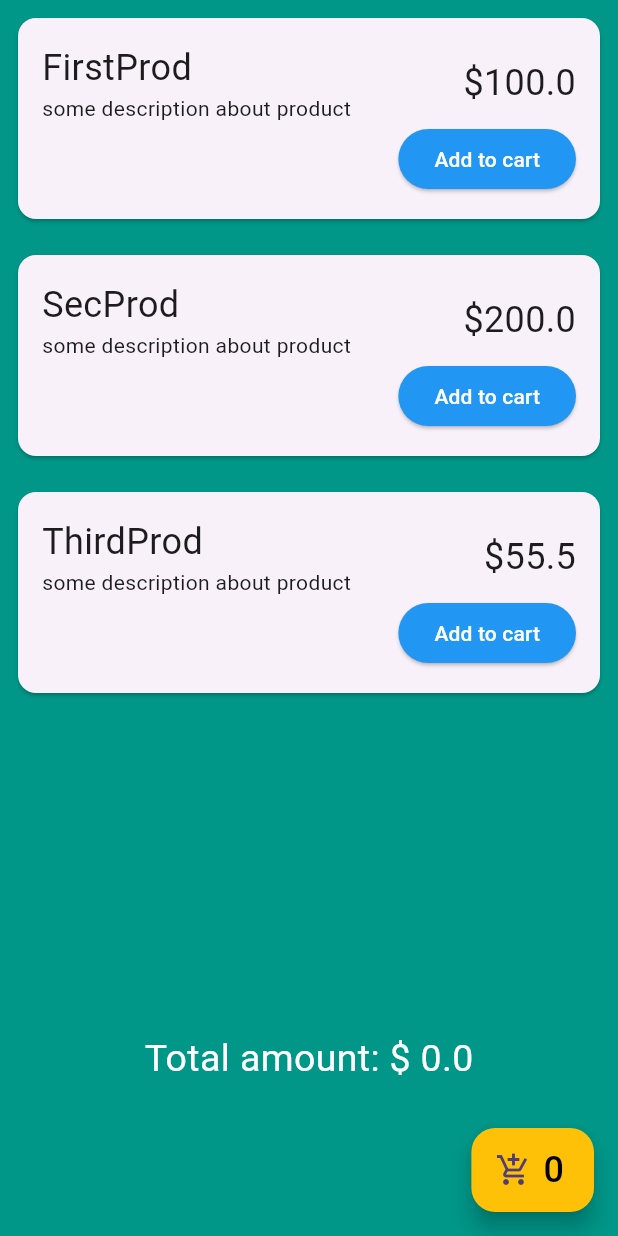
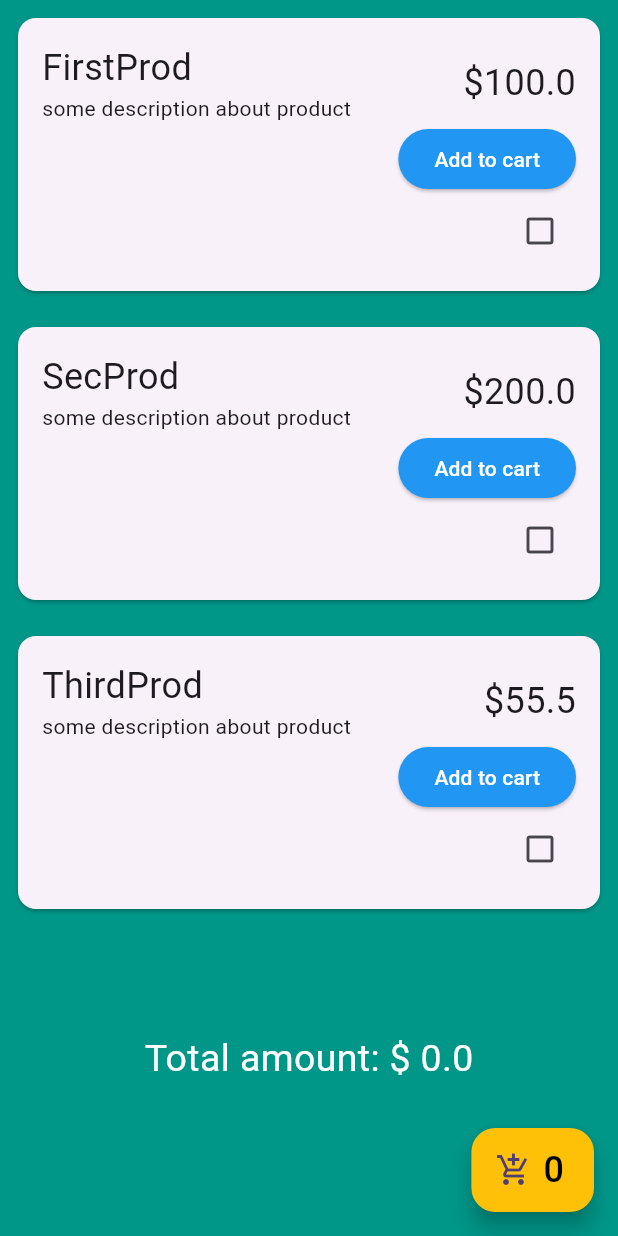
Before and after one commit to Orik-dev/get_x_state, a Flutter app: the screen it shows after launch, on a phone screen of 412 x 824 dp. Run offline on Flutter 3.47's test engine with Material 3 defaults, Android fonts, the phone set to English and light mode, and no system bars; our stand-ins replace get.

Commit message:
booleanObxIconBtn

```diff
--- a/lib/models/product.dart
+++ b/lib/models/product.dart
@@ -1,3 +1,5 @@
+import 'package:get/get.dart';
+
 class Product {
   final int id;
   final String productName;
@@ -11,4 +13,6 @@
       required this.productImage,
       required this.productDescription,
       required this.price});
+
+  final isFavorite = false.obs;
 }
--- a/lib/views/shopping_page.dart
+++ b/lib/views/shopping_page.dart
@@ -71,6 +71,17 @@
                               ),
                               child: const Text("Add to cart"),
                             ),
+                            Obx(() => IconButton(
+                                  onPressed: () {
+                                    controller.products[index].isFavorite
+                                        .toggle();
+                                  },
+                                  icon: controller
+                                          .products[index].isFavorite.value
+                                      ? const Icon(Icons.check_box_rounded)
+                                      : const Icon(Icons
+                                          .check_box_outline_blank_outlined),
+                                )),
                           ],
                         ),
                       ),
```
